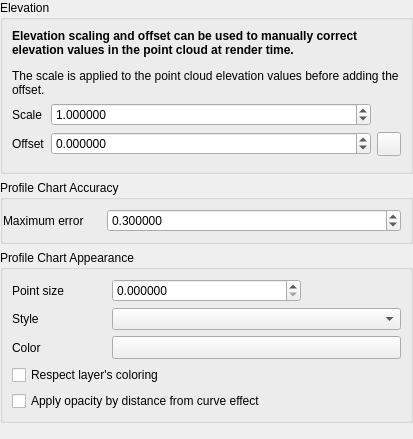
Above: src/ui/pointcloud/qgspointcloudelevationpropertieswidgetbase.ui from nextgis/nextgisqgis before the change. Below: the same form after it.
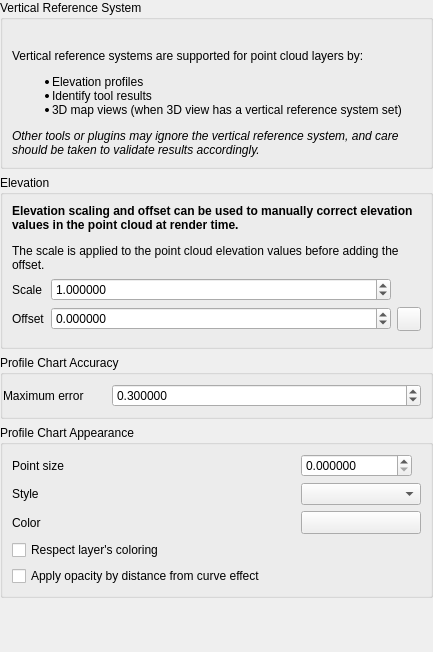
That is the form after the change. Icons and pictures are not drawn. Custom widgets are drawn as their Qt base class.

Patch:
```diff
--- a/src/ui/pointcloud/qgspointcloudelevationpropertieswidgetbase.ui
+++ b/src/ui/pointcloud/qgspointcloudelevationpropertieswidgetbase.ui
@@ -6,8 +6,8 @@
    <rect>
     <x>0</x>
     <y>0</y>
-    <width>413</width>
-    <height>439</height>
+    <width>433</width>
+    <height>652</height>
    </rect>
   </property>
   <property name="windowTitle">
@@ -26,6 +26,75 @@
    <property name="bottomMargin">
     <number>0</number>
    </property>
+   <item>
+    <widget class="QGroupBox" name="groupBox_3">
+     <property name="sizePolicy">
+      <sizepolicy hsizetype="Preferred" vsizetype="Maximum">
+       <horstretch>0</horstretch>
+       <verstretch>0</verstretch>
+      </sizepolicy>
+     </property>
+     <property name="title">
+      <string>Vertical Reference System</string>
+     </property>
+     <layout class="QVBoxLayout" name="verticalLayout_2">
+      <item>
+       <widget class="QgsStackedWidget" name="mVerticalCrsStackedWidget">
+        <property name="sizePolicy">
+         <sizepolicy hsizetype="Preferred" vsizetype="Maximum">
+          <horstretch>0</horstretch>
+          <verstretch>0</verstretch>
+         </sizepolicy>
+        </property>
+        <widget class="QWidget" name="mCrsPageDisabled">
+         <layout class="QVBoxLayout" name="verticalLayout_3">
+          <property name="leftMargin">
+           <number>0</number>
+          </property>
+          <property name="topMargin">
+           <number>0</number>
+          </property>
+          <property name="rightMargin">
+           <number>0</number>
+          </property>
+          <property name="bottomMargin">
+           <number>0</number>
+          </property>
+          <item>
+           <widget class="QLabel" name="mCrsDisabledLabel">
+            <property name="text">
+             <string/>
+            </property>
+            <property name="wordWrap">
+             <bool>true</bool>
+            </property>
+           </widget>
+          </item>
+         </layout>
+        </widget>
+        <widget class="QWidget" name="mCrsPageEnabled"/>
+       </widget>
+      </item>
+      <item>
+       <widget class="QLabel" name="label_4">
+        <property name="text">
+         <string>&lt;html&gt;&lt;head/&gt;&lt;body&gt;&lt;p&gt;Vertical reference systems are supported for point cloud layers by:&lt;/p&gt;
+&lt;ul&gt;
+&lt;li&gt;Elevation profiles&lt;/li&gt;
+&lt;li&gt;Identify tool results&lt;/li&gt;
+&lt;li&gt;3D map views (when 3D view has a vertical reference system set)&lt;/li&gt;
+&lt;/ul&gt;
+&lt;p&gt;&lt;i&gt;Other tools or plugins may ignore the vertical reference system, and care should be taken to validate results accordingly.&lt;/i&gt;&lt;/p&gt;
+&lt;/body&gt;&lt;/html&gt;</string>
+        </property>
+        <property name="wordWrap">
+         <bool>true</bool>
+        </property>
+       </widget>
+      </item>
+     </layout>
+    </widget>
+   </item>
    <item>
     <widget class="QgsCollapsibleGroupBox" name="mCrsGroupBox_2">
      <property name="focusPolicy">
@@ -67,7 +136,7 @@
          <number>6</number>
         </property>
         <property name="minimum">
-         <double>0.000000000000000</double>
+         <double>-99999999999.000000000000000</double>
         </property>
         <property name="maximum">
          <double>99999999999.000000000000000</double>
@@ -187,7 +256,24 @@
      <property name="title">
       <string>Profile Chart Appearance</string>
      </property>
-     <layout class="QGridLayout" name="gridLayout" columnstretch="1,2,1">
+     <layout class="QGridLayout" name="gridLayout" columnstretch="1,0,0">
+      <item row="1" column="0">
+       <widget class="QLabel" name="label_5">
+        <property name="text">
+         <string>Style</string>
+        </property>
+       </widget>
+      </item>
+      <item row="1" column="1" colspan="2">
+       <widget class="QComboBox" name="mPointStyleComboBox"/>
+      </item>
+      <item row="0" column="0">
+       <widget class="QLabel" name="lblTransparency_4">
+        <property name="text">
+         <string>Point size</string>
+        </property>
+       </widget>
+      </item>
       <item row="0" column="1">
        <widget class="QgsDoubleSpinBox" name="mPointSizeSpinBox">
         <property name="decimals">
@@ -205,16 +291,6 @@
         </property>
        </widget>
       </item>
-      <item row="1" column="1" colspan="2">
-       <widget class="QComboBox" name="mPointStyleComboBox"/>
-      </item>
-      <item row="3" column="0">
-       <widget class="QLabel" name="label_6">
-        <property name="text">
-         <string>Color</string>
-        </property>
-       </widget>
-      </item>
       <item row="3" column="1" colspan="2">
        <widget class="QgsColorButton" name="mPointColorButton">
         <property name="sizePolicy">
@@ -234,27 +310,6 @@
         </property>
        </widget>
       </item>
-      <item row="0" column="0">
-       <widget class="QLabel" name="lblTransparency_4">
-        <property name="text">
-         <string>Point size</string>
-        </property>
-       </widget>
-      </item>
-      <item row="0" column="2">
-       <widget class="QgsUnitSelectionWidget" name="mPointSizeUnitWidget" native="true">
-        <property name="focusPolicy">
-         <enum>Qt::StrongFocus</enum>
-        </property>
-       </widget>
-      </item>
-      <item row="1" column="0">
-       <widget class="QLabel" name="label_5">
-        <property name="text">
-         <string>Style</string>
-        </property>
-       </widget>
-      </item>
       <item row="4" column="0" colspan="3">
        <widget class="QCheckBox" name="mCheckBoxRespectLayerColors">
         <property name="text">
@@ -262,6 +317,20 @@
         </property>
        </widget>
       </item>
+      <item row="0" column="2">
+       <widget class="QgsUnitSelectionWidget" name="mPointSizeUnitWidget" native="true">
+        <property name="focusPolicy">
+         <enum>Qt::StrongFocus</enum>
+        </property>
+       </widget>
+      </item>
+      <item row="3" column="0">
+       <widget class="QLabel" name="label_6">
+        <property name="text">
+         <string>Color</string>
+        </property>
+       </widget>
+      </item>
      </layout>
     </widget>
    </item>
@@ -281,17 +350,23 @@
   </layout>
  </widget>
  <customwidgets>
-  <customwidget>
-   <class>QgsCollapsibleGroupBox</class>
-   <extends>QGroupBox</extends>
-   <header>qgscollapsiblegroupbox.h</header>
-   <container>1</container>
-  </customwidget>
   <customwidget>
    <class>QgsDoubleSpinBox</class>
    <extends>QDoubleSpinBox</extends>
    <header>qgsdoublespinbox.h</header>
   </customwidget>
+  <customwidget>
+   <class>QgsStackedWidget</class>
+   <extends>QStackedWidget</extends>
+   <header>qgsstackedwidget.h</header>
+   <container>1</container>
+  </customwidget>
+  <customwidget>
+   <class>QgsCollapsibleGroupBox</class>
+   <extends>QGroupBox</extends>
+   <header>qgscollapsiblegroupbox.h</header>
+   <container>1</container>
+  </customwidget>
   <customwidget>
    <class>QgsUnitSelectionWidget</class>
    <extends>QWidget</extends>
```
